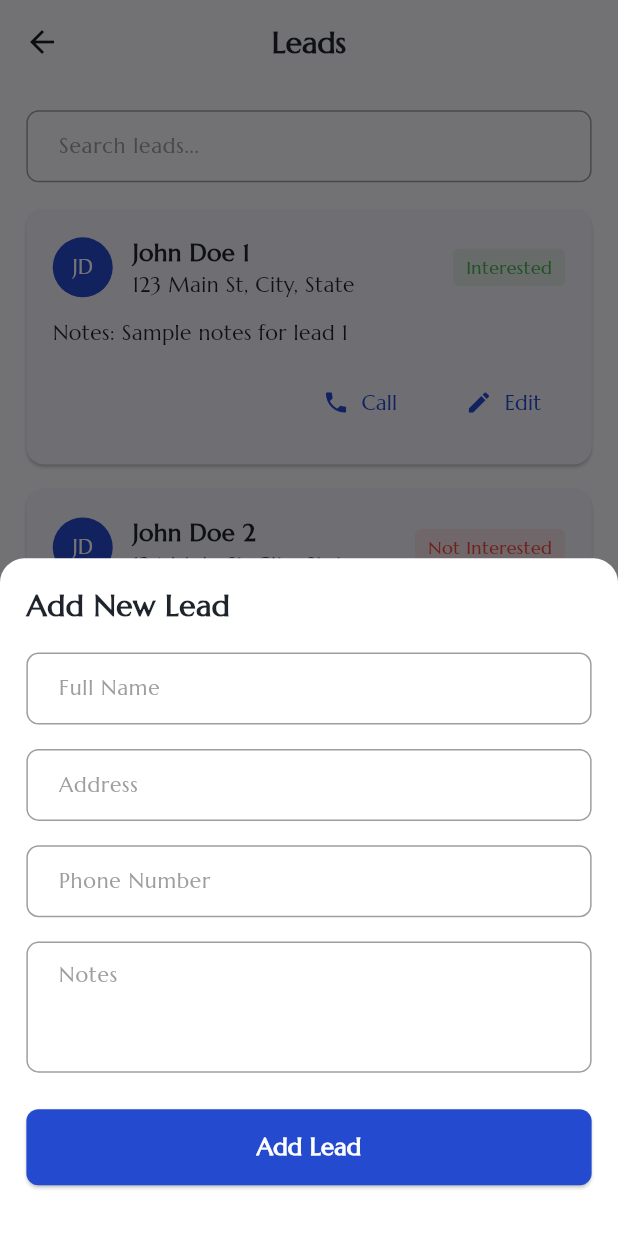
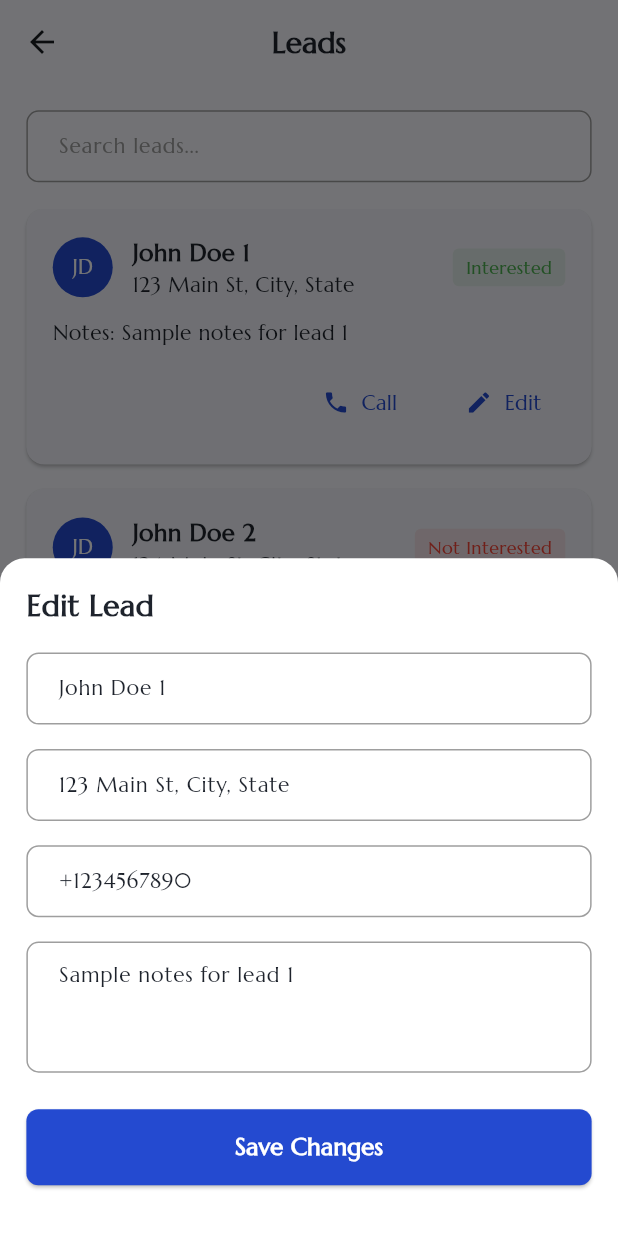
Before and after one commit to Jossyboydgenius/Ballot-Access-Pro, a Flutter app: the LeadsView screen opened directly, after a tap on "Edit", on a phone screen of 412 x 824 dp. Run offline on Flutter 3.47's test engine with Material 3 defaults, Android fonts, the light colour scheme and no system bars; our stand-ins replace flutter_screenutil, flutter_svg, geolocator, google_maps_flutter, location, permission_handler.

Commit message:
Enhance AddLeadBottomSheet: support editing with optional initial values and update button text accordingly

```diff
--- a/lib/ui/views/petitioner/widgets/add_lead_bottom_sheet.dart
+++ b/lib/ui/views/petitioner/widgets/add_lead_bottom_sheet.dart
@@ -1,25 +1,34 @@
 import 'package:flutter/material.dart';
 import 'package:flutter_screenutil/flutter_screenutil.dart';
-import 'package:ballot_access_pro/shared/constants/app_colors.dart';
 import 'package:ballot_access_pro/shared/styles/app_text_style.dart';
 import 'package:ballot_access_pro/shared/widgets/app_button.dart';
 import 'package:ballot_access_pro/shared/widgets/app_input.dart';
 import 'package:ballot_access_pro/shared/constants/app_spacing.dart';
 
 class AddLeadBottomSheet extends StatelessWidget {
-  final Function(String, String, String, String) onAddLead;
+  final Function(String, String, String?, String) onAddLead;
+  final String? initialName;
+  final String? initialAddress;
+  final String? initialPhone;
+  final String? initialNotes;
+  final bool isEditing;
 
   const AddLeadBottomSheet({
     super.key,
     required this.onAddLead,
+    this.initialName,
+    this.initialAddress,
+    this.initialPhone,
+    this.initialNotes,
+    this.isEditing = false,
   });
 
   @override
   Widget build(BuildContext context) {
-    final nameController = TextEditingController();
-    final addressController = TextEditingController();
-    final phoneController = TextEditingController();
-    final notesController = TextEditingController();
+    final nameController = TextEditingController(text: initialName);
+    final addressController = TextEditingController(text: initialAddress);
+    final phoneController = TextEditingController(text: initialPhone);
+    final notesController = TextEditingController(text: initialNotes);
 
     return Container(
       padding: EdgeInsets.only(
@@ -38,7 +47,7 @@ class AddLeadBottomSheet extends StatelessWidget {
           crossAxisAlignment: CrossAxisAlignment.start,
           children: [
             Text(
-              'Add New Lead',
+              isEditing ? 'Edit Lead' : 'Add New Lead',
               style: AppTextStyle.bold20,
             ),
             AppSpacing.v16(),
@@ -68,12 +77,12 @@ class AddLeadBottomSheet extends StatelessWidget {
             ),
             AppSpacing.v24(),
             AppButton(
-              text: 'Add Lead',
+              text: isEditing ? 'Save Changes' : 'Add Lead',
               onPressed: () {
                 onAddLead(
                   nameController.text,
                   addressController.text,
-                  phoneController.text,
+                  phoneController.text.isEmpty ? null : phoneController.text,
                   notesController.text,
                 );
                 Navigator.pop(context);
```
